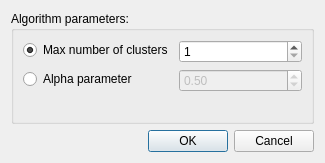
eremeykin/ectgui2, file ui/a_ward_params.ui: the form before one commit.
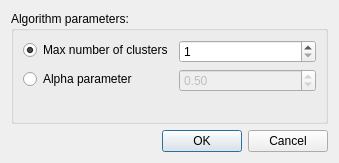
The form after the commit.

The edit to the form file:
```diff
--- a/ui/a_ward_params.ui
+++ b/ui/a_ward_params.ui
@@ -6,7 +6,7 @@
    <rect>
     <x>0</x>
     <y>0</y>
-    <width>325</width>
+    <width>339</width>
     <height>163</height>
    </rect>
   </property>
```
Left out of the diff: 2 changed lines with no effect on the pictures.
